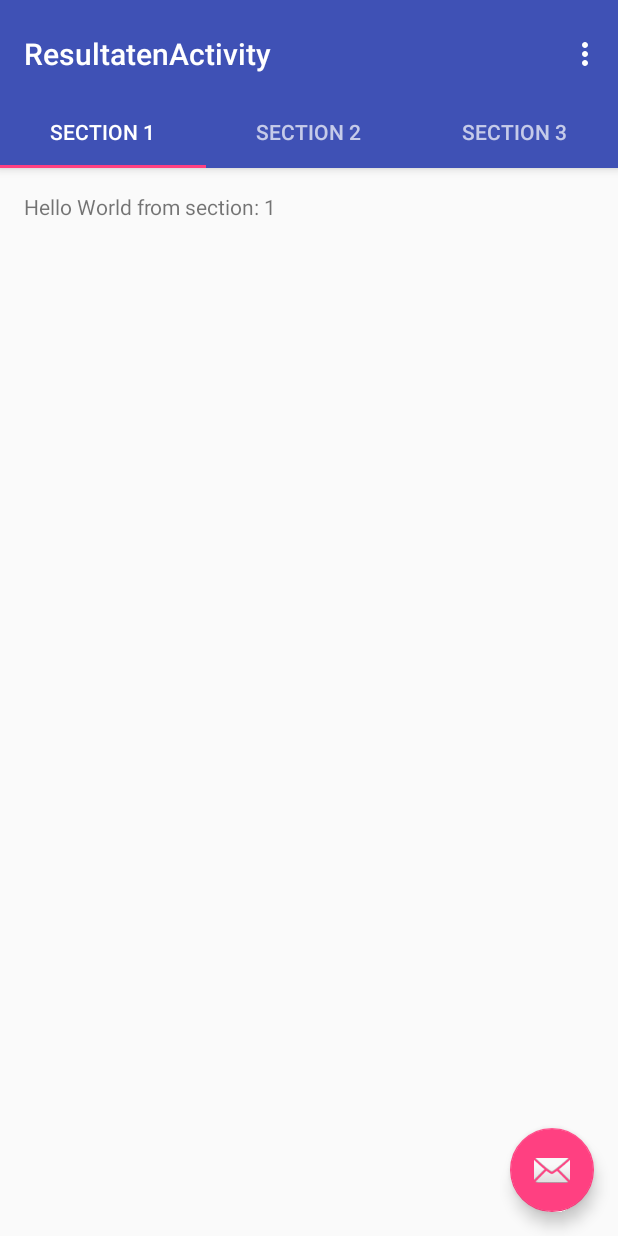
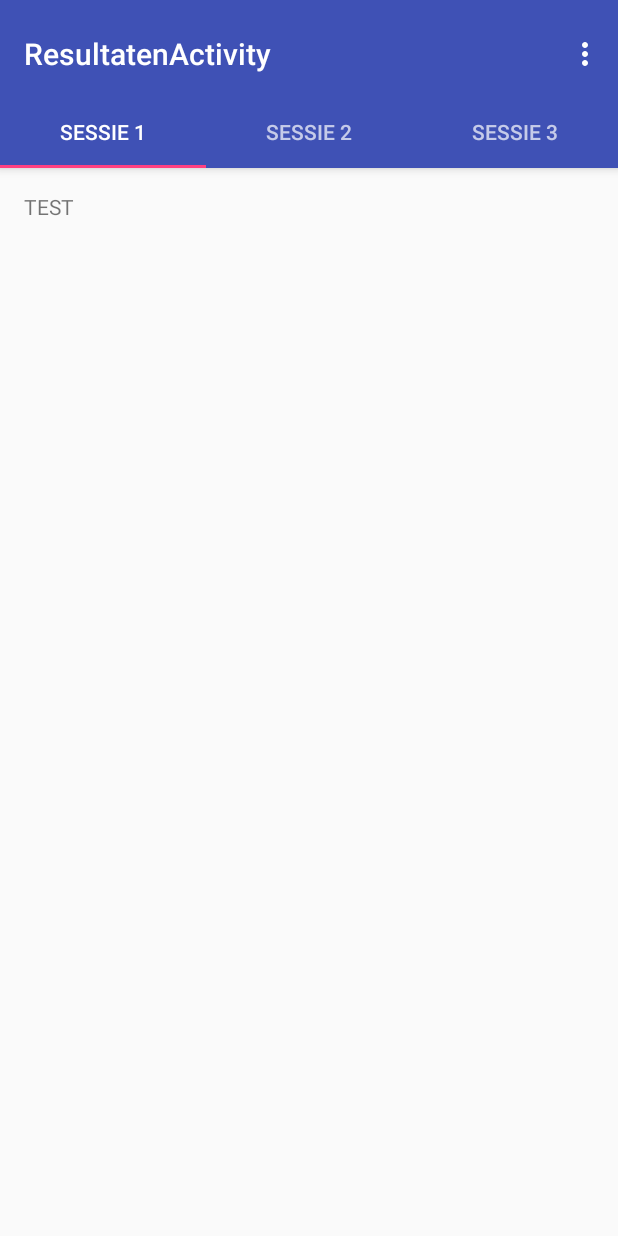
Before and after one commit to RoyAdmiraal/IPMEDT4, an Android app: the ResultatenActivity screen opened directly, with no data from a screen before it, on a phone screen of 412 x 824 dp. Run offline under Robolectric (Android 15) with nearby library versions, the phone set to English and light mode, and no system bars.

Commit message:
aanpassing style

```diff
--- a/app/src/main/java/com/example/royadmiraal/planningpoker/ResultatenActivity.java
+++ b/app/src/main/java/com/example/royadmiraal/planningpoker/ResultatenActivity.java
@@ -53,17 +53,7 @@
 
         TabLayout tabLayout = (TabLayout) findViewById(R.id.tabs);
         tabLayout.setupWithViewPager(mViewPager);
-
-        FloatingActionButton fab = (FloatingActionButton) findViewById(R.id.fab);
-        fab.setOnClickListener(new View.OnClickListener() {
-            @Override
-            public void onClick(View view) {
-                Snackbar.make(view, "Replace with your own action", Snackbar.LENGTH_LONG)
-                        .setAction("Action", null).show();
             }
-        });
-
-    }
 
 
     @Override
@@ -118,7 +108,7 @@
                                  Bundle savedInstanceState) {
             View rootView = inflater.inflate(R.layout.fragment_resultaten, container, false);
             TextView textView = (TextView) rootView.findViewById(R.id.section_label);
-            textView.setText(getString(R.string.section_format, getArguments().getInt(ARG_SECTION_NUMBER)));
+            textView.setText("TEST");
             return rootView;
         }
     }
@@ -150,11 +140,11 @@
         public CharSequence getPageTitle(int position) {
             switch (position) {
                 case 0:
-                    return "SECTION 1";
+                    return "Sessie 1";
                 case 1:
-                    return "SECTION 2";
+                    return "Sessie 2";
                 case 2:
-                    return "SECTION 3";
+                    return "Sessie 3";
             }
             return null;
         }
--- a/app/src/main/res/layout/activity_aanmaken.xml
+++ b/app/src/main/res/layout/activity_aanmaken.xml
@@ -39,6 +39,7 @@
         android:layout_alignParentBottom="true"
         android:layout_centerHorizontal="true" />
     <Button
+        style="@style/Button"
         android:layout_width="wrap_content"
         android:layout_height="wrap_content"
         android:text="Doorgaan"
--- a/app/src/main/res/layout/activity_deelnemen.xml
+++ b/app/src/main/res/layout/activity_deelnemen.xml
@@ -31,6 +31,7 @@
         android:layout_centerHorizontal="true" />
 
     <Button
+        style="@style/Button"
         android:layout_width="wrap_content"
         android:layout_height="wrap_content"
         android:text="Doorgaan"
--- a/app/src/main/res/layout/activity_resultaten2.xml
+++ b/app/src/main/res/layout/activity_resultaten2.xml
@@ -38,12 +38,6 @@
         android:layout_height="match_parent"
         app:layout_behavior="@string/appbar_scrolling_view_behavior" />
 
-    <android.support.design.widget.FloatingActionButton
-        android:id="@+id/fab"
-        android:layout_width="wrap_content"
-        android:layout_height="wrap_content"
-        android:layout_gravity="end|bottom"
-        android:layout_margin="@dimen/fab_margin"
-        android:src="@android:drawable/ic_dialog_email" />
+
 
 </android.support.design.widget.CoordinatorLayout>
--- a/app/src/main/res/layout/activity_sessie_eigenschappen.xml
+++ b/app/src/main/res/layout/activity_sessie_eigenschappen.xml
@@ -21,6 +21,7 @@
         android:layout_alignStart="@+id/doorgaanButton" />
 
     <Button
+        style="@style/Button"
         android:layout_width="wrap_content"
         android:layout_height="wrap_content"
         android:text="Doorgaan"
```
Also changed, not shown: app/src/main/res/layout/activity_main.xml (+4 -3 lines), app/src/main/res/values-v21/styles.xml (+1 -15 lines), app/src/main/res/values/styles.xml (+15 -0 lines).
